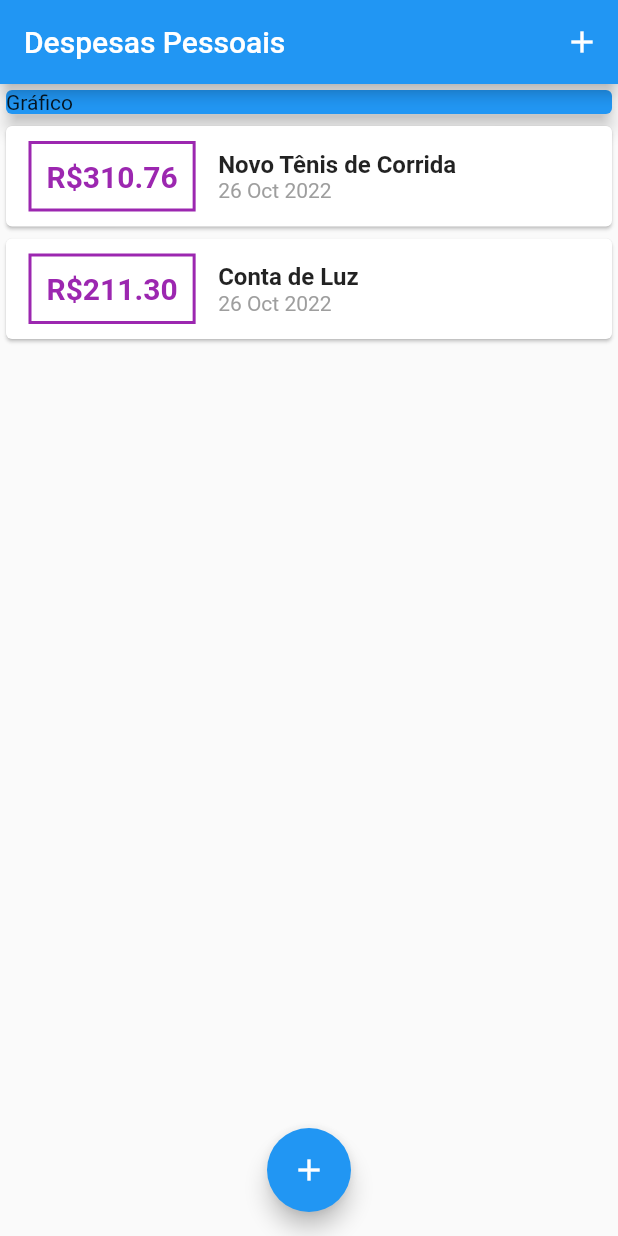
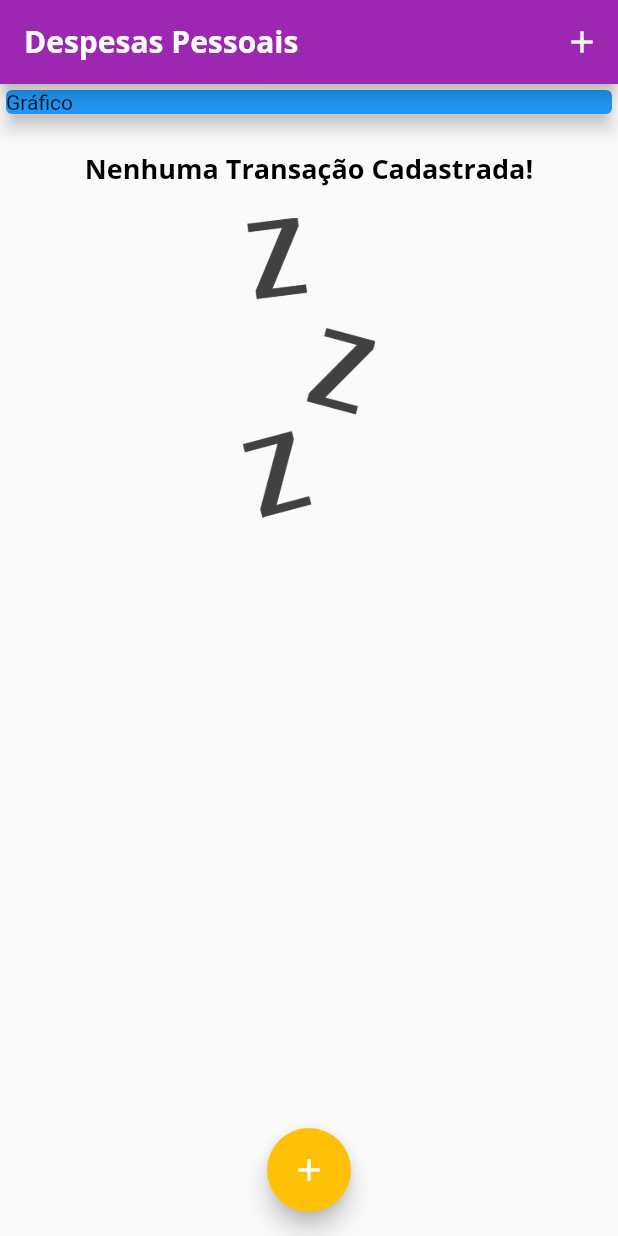
Before and after one commit to pf-haidar/expenses, a Flutter app: the screen it shows after launch, on a phone screen of 412 x 824 dp. Run offline on Flutter 3.47's test engine with Material 2 defaults, Android fonts, the phone set to English and light mode, and no system bars.

Commit message:
feat image, font and themes

```diff
--- a/lib/components/transaction_form.dart
+++ b/lib/components/transaction_form.dart
@@ -1,9 +1,7 @@
 import 'package:flutter/material.dart';
-import 'package:flutter/src/foundation/key.dart';
-import 'package:flutter/src/widgets/framework.dart';
 
 class TransactionForm extends StatefulWidget {
-  TransactionForm({Key? key, required this.onSubmit}) : super(key: key);
+  const TransactionForm({Key? key, required this.onSubmit}) : super(key: key);
 
   final void Function(String, double) onSubmit;
 
--- a/lib/components/transaction_list.dart
+++ b/lib/components/transaction_list.dart
@@ -13,9 +13,31 @@ class TransactionList extends StatelessWidget {
   Widget build(BuildContext context) {
     return Container(
       height: 300,
-      child: ListView.builder(
+      child: transactions.isEmpty
+          ? Column(
+              children: [
+                const SizedBox(
+                  height: 20,
+                ),
+                Text(
+                  'Nenhuma Transação Cadastrada!',
+                  style: Theme.of(context).textTheme.headline6,
+                ),
+                const SizedBox(
+                  height: 20,
+                ),
+                Container(
+                  height: 200,
+                  child: Image.asset(
+                    'assets/images/waiting.png',
+                    fit: BoxFit.cover,
+                  ),
+                )
+              ],
+            )
+          : ListView.builder(
               itemCount: transactions.length,
-        itemBuilder: (ctx, index){
+              itemBuilder: (ctx, index) {
                 final tr = transactions[index];
                 return Card(
                   child: Row(
@@ -27,7 +49,7 @@ class TransactionList extends StatelessWidget {
                         ),
                         decoration: BoxDecoration(
                           border: Border.all(
-                      color: Colors.purple,
+                            color: Theme.of(context).colorScheme.primary,
                             width: 2,
                           ),
                         ),
@@ -37,7 +59,7 @@ class TransactionList extends StatelessWidget {
                           style: TextStyle(
                             fontWeight: FontWeight.bold,
                             fontSize: 20,
-                      color: Colors.purple,
+                            color: Theme.of(context).colorScheme.primary,
                           ),
                         ),
                       ),
@@ -46,10 +68,11 @@ class TransactionList extends StatelessWidget {
                         children: [
                           Text(
                             tr.title,
-                      style: TextStyle(
-                        fontSize: 16,
-                        fontWeight: FontWeight.bold,
-                      ),
+                            style: Theme.of(context).textTheme.headline6,
+                            // style: TextStyle(
+                            //   fontSize: 16,
+                            //   fontWeight: FontWeight.bold,
+                            // ),
                           ),
                           Text(
                             DateFormat('d MMM y').format(tr.date),
--- a/lib/main.dart
+++ b/lib/main.dart
@@ -14,8 +14,31 @@ class ExpensesApp extends StatelessWidget {
 
   @override
   Widget build(BuildContext context) {
+    final ThemeData tema = ThemeData();
+
     return MaterialApp(
       home: MyHomePage(),
+      theme: tema.copyWith(
+        colorScheme: tema.colorScheme.copyWith(
+          primary: Colors.purple,
+          secondary: Colors.amber,
+        ),
+        textTheme: tema.textTheme.copyWith(
+          headline6: TextStyle(
+            fontFamily: 'OpenSans',
+            fontSize: 18,
+            fontWeight: FontWeight.bold,
+            color: Colors.black,
+          ),
+        ),
+        appBarTheme: AppBarTheme(
+          titleTextStyle: TextStyle(
+            fontFamily: 'OpenSans',
+            fontSize: 20,
+            fontWeight: FontWeight.bold,
+          ),
+        ),
+      ),
     );
   }
 }
@@ -28,19 +51,19 @@ class MyHomePage extends StatefulWidget {
 }
 
 class _MyHomePageState extends State<MyHomePage> {
-  final _transactions = [
-    Transaction(
-      id: 't1',
-      title: 'Novo Tênis de Corrida',
-      value: 310.76,
-      date: DateTime.now(),
-    ),
-    Transaction(
-      id: 't2',
-      title: 'Conta de Luz',
-      value: 211.30,
-      date: DateTime.now(),
-    ),
+  final List<Transaction> _transactions = [
+    // Transaction(
+    //   id: 't1',
+    //   title: 'Novo Tênis de Corrida',
+    //   value: 310.76,
+    //   date: DateTime.now(),
+    // ),
+    // Transaction(
+    //   id: 't2',
+    //   title: 'Conta de Luz',
+    //   value: 211.30,
+    //   date: DateTime.now(),
+    // ),
   ];
 
   _addTransaction(String title, double value) {
@@ -54,6 +77,8 @@ class _MyHomePageState extends State<MyHomePage> {
     setState(() {
       _transactions.add(newTransaction);
     });
+
+    Navigator.of(context).pop();
   }
 
   _openTransactionFormModal(BuildContext context) {
```
Also changed, not shown: pubspec.yaml (+13 -9 lines), assets/fonts/OpenSans-Bold.ttf (added), assets/fonts/OpenSans-Regular.ttf (added), assets/fonts/Quicksand-Bold.ttf (added), assets/fonts/Quicksand-Light.ttf (added), assets/fonts/Quicksand-Medium.ttf (added), assets/fonts/Quicksand-Regular.ttf (added), assets/images/waiting.png (added). Lines whose indentation alone changed are shown as unchanged.
